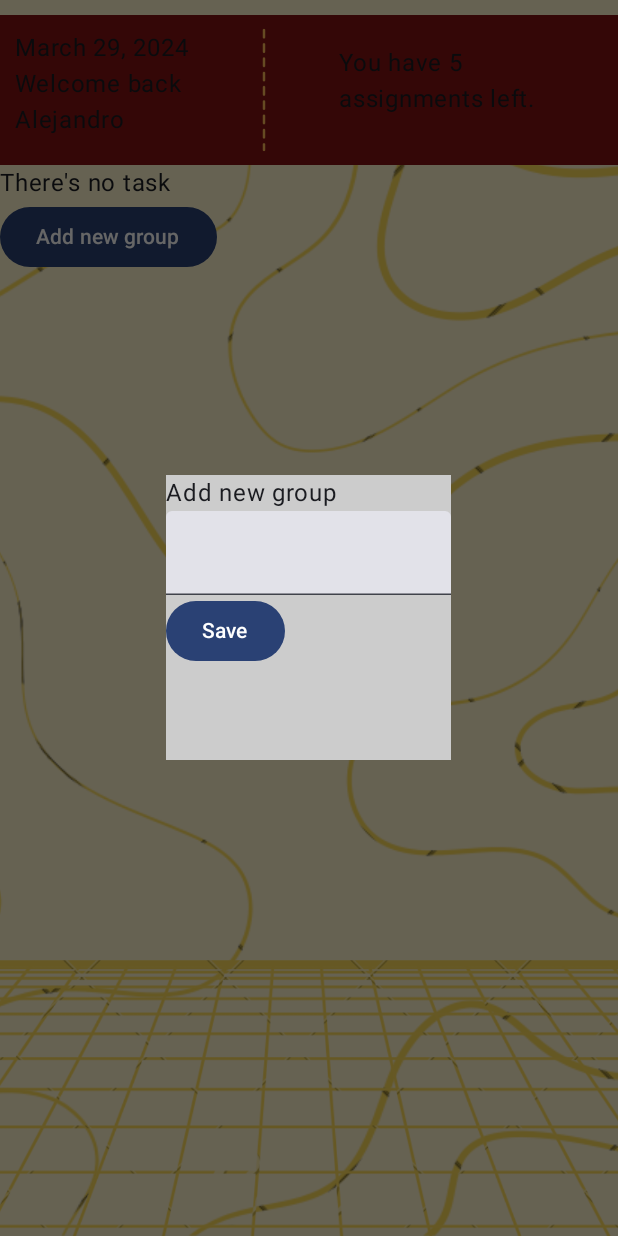
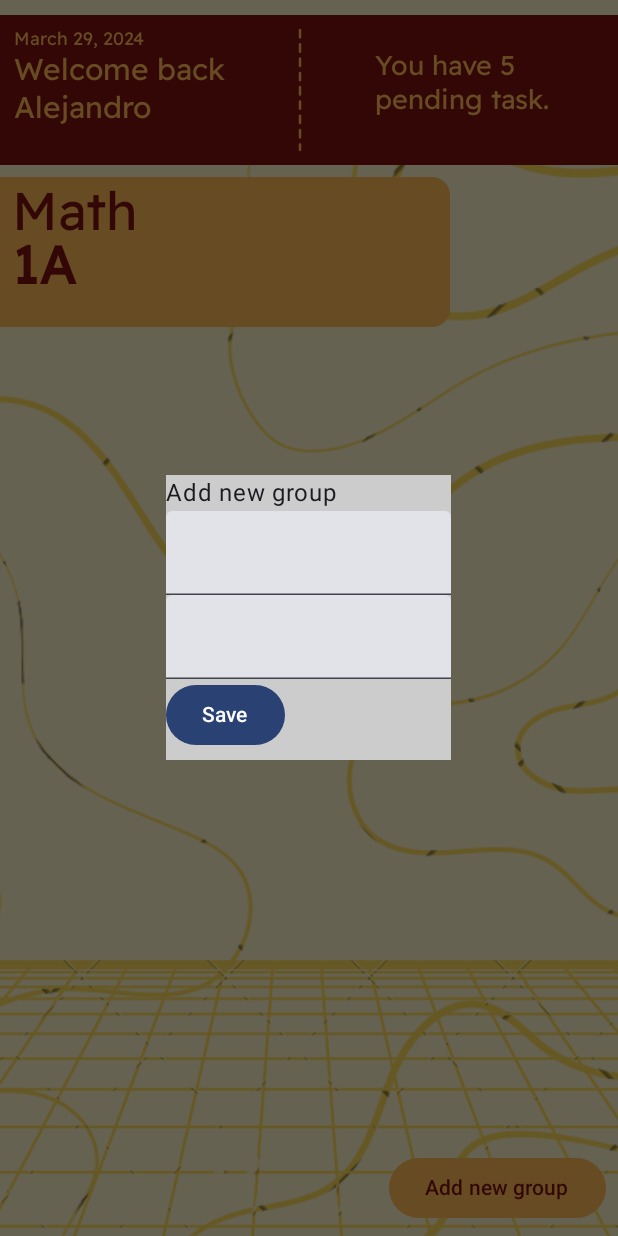
Before and after one commit to al3j4ndrolm/MyPlan_AndroidApp, an Android app built with Jetpack Compose: the screen it shows after launch (MainActivity), after a tap on "Add new group", on a phone screen of 412 x 824 dp. Run offline under Robolectric (Android 15) with nearby library versions, the phone set to English and light mode, and no system bars.

Commit message:
0.0.2 - UI updates (Header, TaskGroupContainer, Buttons)

```diff
--- a/app/src/main/java/MainScreen.kt
+++ b/app/src/main/java/MainScreen.kt
@@ -1,3 +1,4 @@
+import androidx.compose.foundation.layout.Arrangement
 import androidx.compose.foundation.layout.Box
 import androidx.compose.foundation.layout.Column
 import androidx.compose.foundation.layout.fillMaxSize
@@ -12,7 +13,7 @@ import androidx.compose.ui.Modifier
 import androidx.compose.ui.unit.dp
 
 class MainScreen {
-    private var groupsList = mutableStateListOf<TasksGroup>()
+    private var groupsList = mutableStateListOf<TasksGroup>(TasksGroup("Math", "1A"))
 
     @Composable
     fun run(){
@@ -25,9 +26,11 @@ class MainScreen {
         Box(modifier = Modifier
             .fillMaxSize()
         ){
-            Box {
+            Box(modifier = Modifier.fillMaxSize()) {
                 ui.mainScreenBackground()
-                Column(modifier = Modifier.padding(top = 10.dp)) {
+                Column(modifier = Modifier.padding(top = 10.dp),
+                    verticalArrangement = Arrangement.SpaceBetween
+                    ) {
                     ui.mainScreenHeader()
                     if (groupsList.size != 0 ){
                         for (taskGroup in groupsList){
--- a/app/src/main/java/TasksGroup.kt
+++ b/app/src/main/java/TasksGroup.kt
@@ -3,7 +3,7 @@ import androidx.compose.runtime.mutableIntStateOf
 import androidx.compose.runtime.mutableStateListOf
 import androidx.compose.runtime.mutableStateOf
 
-class TasksGroup(var taskGroupName: String) {
+class TasksGroup(var taskGroupName: String, var taskGroupNumber: String) {
     var taskList = mutableStateListOf<Task>()
 
     fun setNewTaskGroupName(newName: String){
--- a/app/src/main/java/ui.kt
+++ b/app/src/main/java/ui.kt
@@ -9,7 +9,9 @@ import androidx.compose.foundation.layout.fillMaxWidth
 import androidx.compose.foundation.layout.height
 import androidx.compose.foundation.layout.padding
 import androidx.compose.foundation.layout.size
+import androidx.compose.foundation.shape.RoundedCornerShape
 import androidx.compose.material3.Button
+import androidx.compose.material3.ButtonDefaults
 import androidx.compose.material3.Checkbox
 import androidx.compose.material3.Text
 import androidx.compose.material3.TextField
@@ -18,17 +20,30 @@ import androidx.compose.runtime.getValue
 import androidx.compose.runtime.mutableStateOf
 import androidx.compose.runtime.remember
 import androidx.compose.runtime.setValue
+import androidx.compose.ui.Alignment
 import androidx.compose.ui.Modifier
 import androidx.compose.ui.graphics.Color
 import androidx.compose.ui.graphics.ColorFilter
 import androidx.compose.ui.input.pointer.pointerInput
 import androidx.compose.ui.layout.ContentScale
 import androidx.compose.ui.res.painterResource
+import androidx.compose.ui.text.SpanStyle
+import androidx.compose.ui.text.TextStyle
+import androidx.compose.ui.text.buildAnnotatedString
+import androidx.compose.ui.text.font.Font
+import androidx.compose.ui.text.font.FontFamily
+import androidx.compose.ui.text.font.FontWeight
+import androidx.compose.ui.text.withStyle
 import androidx.compose.ui.unit.dp
+import androidx.compose.ui.unit.sp
 import androidx.compose.ui.window.Dialog
 import com.example.totd_final.R
 
 class MainScreenUI {
+
+    val yellowColor = Color.hsl(36F, 1F, .67F)
+    val redWineColor = Color.hsl(0F, .76F, .29F)
+    val fontFamily = FontFamily(Font(R.font.readexpro))
 
     @Composable
     fun TaskGroupContainer(tasksGroupInstance: TasksGroup, tasksGroup: MutableList<TasksGroup>) {
@@ -47,12 +62,42 @@ class MainScreenUI {
 
         Box(
             modifier = Modifier
-                .background(color = Color.LightGray)
-                .size(200.dp, 90.dp)
+                .padding(vertical = 8.dp)
+                .background(
+                    color = yellowColor,
+                    shape = RoundedCornerShape(
+                        topEnd = 12.dp,
+                        bottomEnd = 12.dp
+                    )
+                )
+                .size(300.dp, 100.dp)
         ) {
             Column {
+                Box(modifier = Modifier.padding(start = 8.dp)) {
+                    Column {
                         Text(
-                    text = "${tasksGroupInstance.taskGroupName} - Pending task: ${tasksGroupInstance.taskList.size}",
+                            text = buildAnnotatedString {
+                                // Applying styles directly to parts of the text
+                                withStyle(style = SpanStyle(
+                                    fontSize = 35.sp,
+                                    fontWeight = FontWeight.Light,
+                                    color = redWineColor
+                                )
+                                ) {
+                                    append(tasksGroupInstance.taskGroupName)
+                                }
+                                append("\n")
+                                withStyle(style = SpanStyle(
+                                    fontSize = 35.sp,
+                                    fontWeight = FontWeight.Bold,
+                                    color = redWineColor
+                                )) {
+                                    append(tasksGroupInstance.taskGroupNumber)
+                                }
+                            },style = TextStyle(
+                                lineHeight = 36.sp, // Set line height here
+                                fontFamily = fontFamily,
+                                fontSize = 35.sp),
                             modifier = Modifier
                                 .fillMaxWidth()
                                 .pointerInput(Unit) {
@@ -62,6 +107,9 @@ class MainScreenUI {
                                     )
                                 }
                         )
+                    }
+                }
+
                 if (showTasks) {
                     for (task in tasksGroupInstance.taskList) {
                         taskElement(
@@ -80,7 +128,7 @@ class MainScreenUI {
                     }
                 }
 
-                if (showDeleteGroup){
+                if (showDeleteGroup) {
                     deleteGroupDialog(
                         onDismissRequest = { showDeleteGroup = false },
                         onClick = { tasksGroup.remove(tasksGroupInstance) }
@@ -117,10 +165,10 @@ class MainScreenUI {
             }
         }
 
-        if (showDeleteTaskDialog){
+        if (showDeleteTaskDialog) {
             deleteTaskDialog(
                 onDismissRequest = { showDeleteTaskDialog = false },
-                onClick = {tasksGroupInstance.removeTask(task)}
+                onClick = { tasksGroupInstance.removeTask(task) }
             )
         }
     }
@@ -132,8 +180,19 @@ class MainScreenUI {
 
     @Composable
     fun addNewGroupButton(onClick: () -> Unit) {
-        Button(onClick = { onClick() }) {
-            Text(text = "Add new group")
+        Box(modifier = Modifier.fillMaxSize()) {
+            Button(
+                onClick = { onClick() },
+                modifier = Modifier
+                    .padding(8.dp)
+                    .align(Alignment.BottomEnd),
+                colors = ButtonDefaults.buttonColors(yellowColor)
+            ) {
+                Text(
+                    text = "Add new group",
+                    color = redWineColor
+                )
+            }
         }
     }
 
@@ -150,6 +209,10 @@ class MainScreenUI {
             mutableStateOf("")
         }
 
+        var number by remember {
+            mutableStateOf("")
+        }
+
         Dialog(onDismissRequest = { onDismissRequest() }) {
             Box(
                 modifier = Modifier
@@ -163,8 +226,13 @@ class MainScreenUI {
                         onValueChange = { newText -> text = newText },
                         modifier = Modifier.fillMaxWidth(),
                     )
+                    TextField(
+                        value = number,
+                        onValueChange = { newText -> number = newText },
+                        modifier = Modifier.fillMaxWidth(),
+                    )
                     Button(onClick = {
-                        tasksGroup.add(TasksGroup(text))
+                        tasksGroup.add(TasksGroup(text, number))
                         onDismissRequest()
                     }) {
                         Text(text = "Save")
@@ -220,12 +288,29 @@ class MainScreenUI {
             modifier = Modifier
                 .fillMaxWidth()
                 .height(100.dp)
-                .background(Color.hsl(0F, .76F, .29F))
+                .background(redWineColor)
         ) {
             Row {
-                Column {
-                    Box(modifier = Modifier.padding(start = 10.dp, top = 10.dp)) {
-                        Text(text = "March 29, 2024\nWelcome back\nAlejandro")
+                Column(Modifier.padding(start = 9.dp, top = 8.dp)) {
+                    Box {
+                        Text(
+                            text = "March 29, 2024",
+                            style = TextStyle(
+                                fontFamily = FontFamily(Font(R.font.readexpro)),
+                                fontSize = 12.sp,
+                                color = yellowColor
+                            )
+                        )
+                    }
+                    Box {
+                        Text(
+                            text = "Welcome back\nAlejandro",
+                            style = TextStyle(
+                                fontFamily = FontFamily(Font(R.font.readexpro)),
+                                fontSize = 20.sp,
+                                color = yellowColor
+                            )
+                        )
                     }
                 }
                 Image(
@@ -234,13 +319,22 @@ class MainScreenUI {
                     modifier = Modifier
                         .padding(top = 8.dp, bottom = 8.dp)
                         .size(100.dp),
-                    colorFilter = ColorFilter.tint(Color.hsl(36F, 1F, .67F))
+                    colorFilter = ColorFilter.tint(yellowColor)
                 )
                 Column {
-                    Box(modifier = Modifier
-                        .padding(top = 20.dp, end = 20.dp)
-                        .size(180.dp)) {
-                        Text(text = "You have 5\nassignments left.")
+                    Box(
+                        modifier = Modifier
+                            .padding(top = 22.dp, end = 25.dp)
+                            .size(180.dp)
+                    ) {
+                        Text(
+                            text = "You have 5\npending task.",
+                            style = TextStyle(
+                                fontFamily = FontFamily(Font(R.font.readexpro)),
+                                fontSize = 18.sp,
+                                color = yellowColor
+                            )
+                        )
                     }
                 }
             }
@@ -258,7 +352,7 @@ class MainScreenUI {
                 Column {
                     Text(text = "Are you sure you want to delete this group")
                     Row {
-                        Button(onClick = {onDismissRequest()}) {
+                        Button(onClick = { onDismissRequest() }) {
                             Text(text = "Cancel")
                         }
                         Button(onClick = {
@@ -273,6 +367,7 @@ class MainScreenUI {
             }
         }
     }
+
     @Composable
     fun deleteTaskDialog(onDismissRequest: () -> Unit, onClick: () -> Unit) {
 
@@ -285,7 +380,7 @@ class MainScreenUI {
                 Column {
                     Text(text = "Are you sure you want to delete this task")
                     Row {
-                        Button(onClick = {onDismissRequest()}) {
+                        Button(onClick = { onDismissRequest() }) {
                             Text(text = "Cancel")
                         }
                         Button(onClick = {
--- a/app/src/main/res/values/colors.xml
+++ b/app/src/main/res/values/colors.xml
@@ -7,4 +7,5 @@
     <color name="teal_700">#FF018786</color>
     <color name="black">#FF000000</color>
     <color name="white">#FFFFFFFF</color>
+    <color name="yellow">#FDBB59</color>
 </resources>
```
Also changed, not shown: app/src/main/res/font/outfit.ttf (added), app/src/main/res/font/readexpro.ttf (added). Lines whose indentation alone changed are shown as unchanged.
